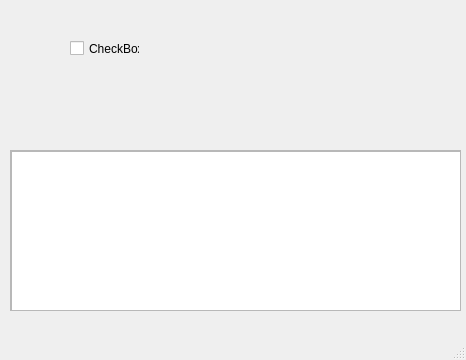
Old version of the form mainwindow.ui in the repository Sefjor/Rs-232-simple-terminal.
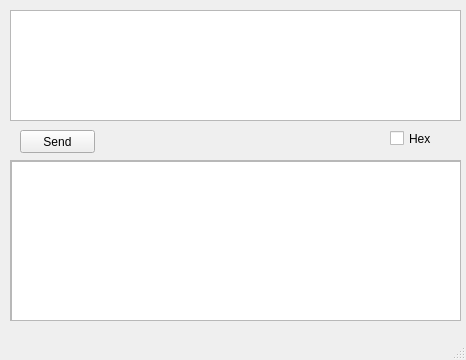
New version of the form.

```diff
--- a/mainwindow.ui
+++ b/mainwindow.ui
@@ -17,24 +17,11 @@
    <property name="enabled">
     <bool>true</bool>
    </property>
-   <widget class="QCheckBox" name="checkBox">
-    <property name="geometry">
-     <rect>
-      <x>70</x>
-      <y>40</y>
-      <width>70</width>
-      <height>17</height>
-     </rect>
-    </property>
-    <property name="text">
-     <string>CheckBox</string>
-    </property>
-   </widget>
    <widget class="QScrollArea" name="scrollArea">
     <property name="geometry">
      <rect>
       <x>10</x>
-      <y>150</y>
+      <y>160</y>
       <width>451</width>
       <height>161</height>
      </rect>
@@ -63,6 +50,42 @@
      </widget>
     </widget>
    </widget>
+   <widget class="QCheckBox" name="checkBox">
+    <property name="geometry">
+     <rect>
+      <x>390</x>
+      <y>130</y>
+      <width>70</width>
+      <height>17</height>
+     </rect>
+    </property>
+    <property name="text">
+     <string>Hex</string>
+    </property>
+   </widget>
+   <widget class="QPlainTextEdit" name="tex">
+    <property name="geometry">
+     <rect>
+      <x>10</x>
+      <y>10</y>
+      <width>451</width>
+      <height>111</height>
+     </rect>
+    </property>
+   </widget>
+   <widget class="QPushButton" name="Send">
+    <property name="geometry">
+     <rect>
+      <x>20</x>
+      <y>130</y>
+      <width>75</width>
+      <height>23</height>
+     </rect>
+    </property>
+    <property name="text">
+     <string>Send</string>
+    </property>
+   </widget>
   </widget>
   <widget class="QStatusBar" name="statusBar"/>
   <widget class="QMenuBar" name="menuBar">
```
